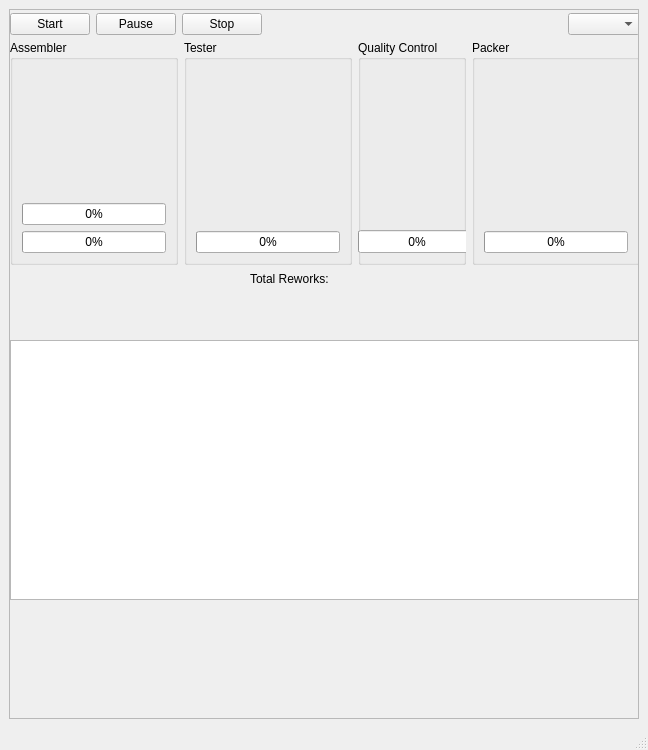
Old version of the form mainwindow.ui in the repository aidanmc207/Proyecto_SO.
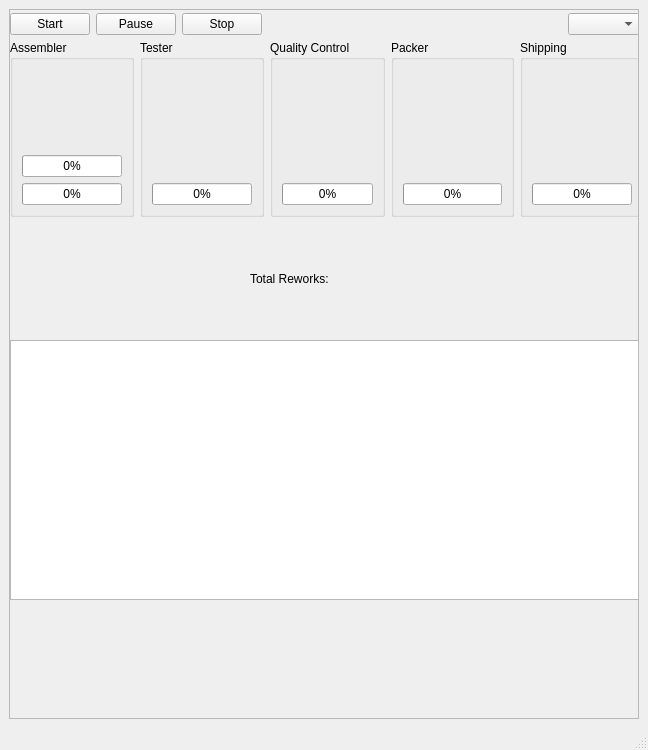
New version of the form.

Patch:
```diff
--- a/mainwindow.ui
+++ b/mainwindow.ui
@@ -87,8 +87,8 @@
          <rect>
           <x>0</x>
           <y>30</y>
-          <width>630</width>
-          <height>225</height>
+          <width>634</width>
+          <height>177</height>
          </rect>
         </property>
         <layout class="QGridLayout" name="stationsLayout">
@@ -125,50 +125,6 @@
            </layout>
           </widget>
          </item>
-         <item row="0" column="0">
-          <widget class="QGroupBox" name="grpAssembler">
-           <property name="title">
-            <string>Assembler</string>
-           </property>
-           <layout class="QVBoxLayout">
-            <item>
-             <widget class="QLabel" name="lblAsmState">
-              <property name="text">
-               <string/>
-              </property>
-             </widget>
-            </item>
-            <item>
-             <widget class="QLabel" name="lblAsm1Processed">
-              <property name="text">
-               <string/>
-              </property>
-             </widget>
-            </item>
-            <item>
-             <widget class="QLabel" name="lblAsm2Processed">
-              <property name="text">
-               <string/>
-              </property>
-             </widget>
-            </item>
-            <item>
-             <widget class="QProgressBar" name="barAsm1">
-              <property name="value">
-               <number>0</number>
-              </property>
-             </widget>
-            </item>
-            <item>
-             <widget class="QProgressBar" name="barAsm2">
-              <property name="value">
-               <number>0</number>
-              </property>
-             </widget>
-            </item>
-           </layout>
-          </widget>
-         </item>
          <item row="0" column="1">
           <widget class="QGroupBox" name="grpTester">
            <property name="title">
@@ -199,63 +155,115 @@
            </layout>
           </widget>
          </item>
-         <item row="0" column="2">
+         <item row="0" column="2" alignment="Qt::AlignHCenter">
           <widget class="QGroupBox" name="groupBoxQC">
            <property name="title">
             <string>Quality Control</string>
            </property>
-           <widget class="QLabel" name="lblQCProcessed">
-            <property name="geometry">
-             <rect>
-              <x>10</x>
-              <y>60</y>
-              <width>111</width>
-              <height>18</height>
-             </rect>
-            </property>
-            <property name="text">
-             <string/>
-            </property>
-           </widget>
-           <widget class="QLabel" name="lblQCState">
-            <property name="geometry">
-             <rect>
-              <x>10</x>
-              <y>30</y>
-              <width>111</width>
-              <height>18</height>
-             </rect>
-            </property>
-            <property name="text">
-             <string/>
-            </property>
-           </widget>
-           <widget class="QProgressBar" name="barQC">
-            <property name="geometry">
-             <rect>
-              <x>0</x>
-              <y>190</y>
-              <width>118</width>
-              <height>23</height>
-             </rect>
-            </property>
-            <property name="value">
-             <number>0</number>
-            </property>
-           </widget>
-           <widget class="QLabel" name="lblQCRework">
-            <property name="geometry">
-             <rect>
-              <x>10</x>
-              <y>80</y>
-              <width>111</width>
-              <height>18</height>
-             </rect>
-            </property>
-            <property name="text">
-             <string/>
-            </property>
-           </widget>
+           <layout class="QVBoxLayout" name="verticalLayout">
+            <item>
+             <widget class="QLabel" name="lblQCState">
+              <property name="text">
+               <string/>
+              </property>
+             </widget>
+            </item>
+            <item>
+             <widget class="QLabel" name="lblQCProcessed">
+              <property name="text">
+               <string/>
+              </property>
+             </widget>
+            </item>
+            <item>
+             <widget class="QLabel" name="lblQCRework">
+              <property name="text">
+               <string/>
+              </property>
+             </widget>
+            </item>
+            <item>
+             <widget class="QProgressBar" name="barQC">
+              <property name="value">
+               <number>0</number>
+              </property>
+             </widget>
+            </item>
+           </layout>
+          </widget>
+         </item>
+         <item row="0" column="0">
+          <widget class="QGroupBox" name="grpAssembler">
+           <property name="title">
+            <string>Assembler</string>
+           </property>
+           <layout class="QVBoxLayout">
+            <item>
+             <widget class="QLabel" name="lblAsmState">
+              <property name="text">
+               <string/>
+              </property>
+             </widget>
+            </item>
+            <item>
+             <widget class="QLabel" name="lblAsm1Processed">
+              <property name="text">
+               <string/>
+              </property>
+             </widget>
+            </item>
+            <item>
+             <widget class="QLabel" name="lblAsm2Processed">
+              <property name="text">
+               <string/>
+              </property>
+             </widget>
+            </item>
+            <item>
+             <widget class="QProgressBar" name="barAsm1">
+              <property name="value">
+               <number>0</number>
+              </property>
+             </widget>
+            </item>
+            <item>
+             <widget class="QProgressBar" name="barAsm2">
+              <property name="value">
+               <number>0</number>
+              </property>
+             </widget>
+            </item>
+           </layout>
+          </widget>
+         </item>
+         <item row="0" column="4">
+          <widget class="QGroupBox" name="groupBox">
+           <property name="title">
+            <string>Shipping</string>
+           </property>
+           <layout class="QVBoxLayout" name="verticalLayout_2">
+            <item>
+             <widget class="QLabel" name="lblShipState">
+              <property name="text">
+               <string/>
+              </property>
+             </widget>
+            </item>
+            <item>
+             <widget class="QLabel" name="lblShipProcessed">
+              <property name="text">
+               <string/>
+              </property>
+             </widget>
+            </item>
+            <item>
+             <widget class="QProgressBar" name="barShip">
+              <property name="value">
+               <number>0</number>
+              </property>
+             </widget>
+            </item>
+           </layout>
           </widget>
          </item>
         </layout>
```
